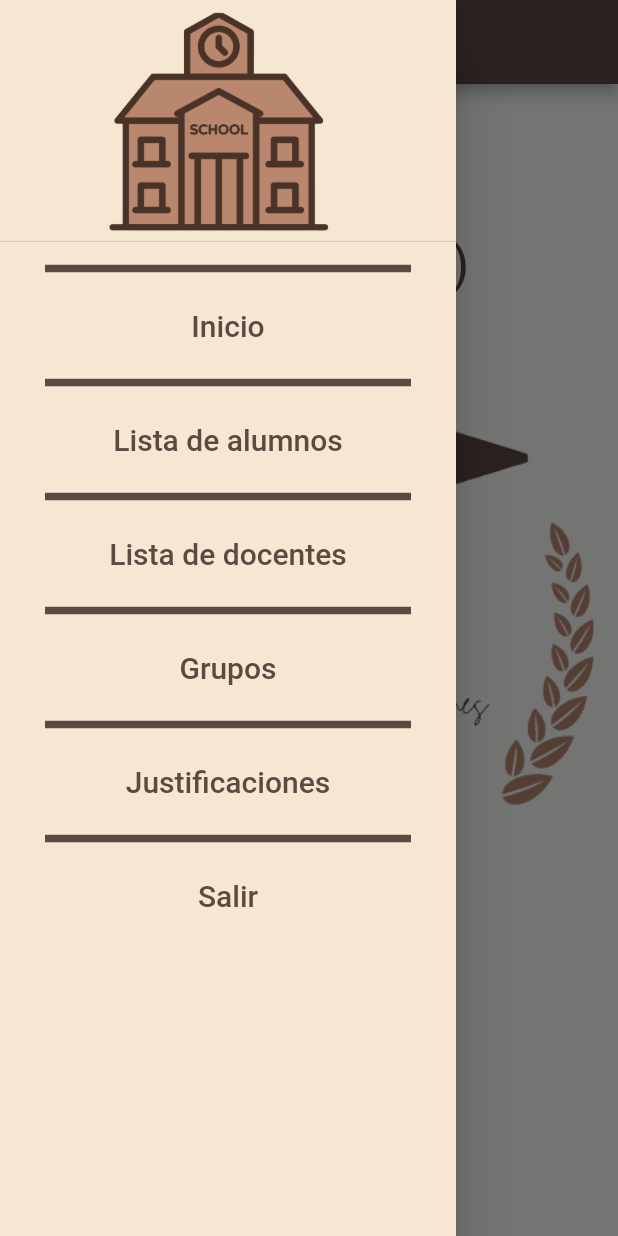
After one commit to marianalG0/justy, a Flutter app: the PaginaInit screen opened by its route, with the side drawer open, on a phone screen of 412 x 824 dp. The commit adds this screen. Run offline on Flutter 3.47's test engine with Material 2 defaults, Android fonts, the phone set to English and light mode, and no system bars.

Commit message:
mis tareas-Mariana

```diff
--- a/lib/main.dart
+++ b/lib/main.dart
@@ -1,5 +1,6 @@
 import 'package:flutter/material.dart';
 import 'package:justy_app/src/pages/homepage.dart';
+import 'package:justy_app/src/pages/inicio_page.dart';
 import 'package:justy_app/src/pages/login_page.dart';
 import 'package:justy_app/src/pages/registro_page.dart';
 
@@ -20,6 +21,7 @@ class MyApp extends StatelessWidget {
         'homepage': (BuildContext context) => const homePage(),
         'login' : ( BuildContext context ) => LoginPage(),
         'registro' : ( BuildContext context ) => RegistroPage(),
+        'inicio' : ( BuildContext context ) => PaginaInit(),
         },
     );
   }
--- /dev/null
+++ b/lib/src/pages/inicio_page.dart
@@ -0,0 +1,184 @@
+import 'package:flutter/material.dart';
+
+
+class PaginaInit extends StatelessWidget {
+  @override
+  Widget build(BuildContext context) {
+    return Scaffold(
+      backgroundColor: Color.fromRGBO(253, 252, 251, 1.000),
+      appBar: AppBar(
+        backgroundColor: Color.fromRGBO(91, 74, 66, 1.000),
+      ),
+      body: Column(
+        children: [
+          Container(
+            padding: EdgeInsets.only(top: 100.0),
+            child: Text('Bienvenido(a)',
+                style: TextStyle(
+                    color: Color.fromRGBO(91, 74, 66, 1.000), fontSize: 35.0)),
+          ),
+          Container(
+            child: Image(image: AssetImage('assets/fondopng.png')),
+          ),
+        ],
+      ),
+      drawer: _menuWidget(),
+    );
+  }
+}
+
+class _menuWidget extends StatelessWidget {
+  @override
+  Widget build(BuildContext context) {
+    return SafeArea(
+      child: Drawer(
+
+        backgroundColor: Color.fromRGBO(246, 231, 211, 1.000),
+        //Pasamos un listView para poder hacer scroll si hay muchos
+        child: ListView(
+          //quite el padding
+          children: [
+            DrawerHeader(
+
+              child: Container(),
+              decoration: BoxDecoration(
+                  image: DecorationImage(
+                image: AssetImage('assets/menu.png'),
+              )),
+            ),
+
+            Divider(
+              height: 20.0,
+              thickness: 5.0,
+              indent: 30.0,
+              endIndent: 30.0,
+              color: Color.fromRGBO(91, 74, 66, 1.000),
+            ),
+
+            //Opciones del menu
+            ListTile(
+              title: Text(
+                'Inicio',
+                textAlign: TextAlign.center,
+                style: TextStyle(
+                  color:Color.fromRGBO(91, 74, 66, 1.000) ,
+                  fontSize: 20.0
+                  ),
+              ),
+              onTap: () {Navigator.pop(context);},
+            ),
+
+            Divider(
+              height: 20.0,
+              thickness: 5.0,
+              indent: 30.0,
+              endIndent: 30.0,
+              color: Color.fromRGBO(91, 74, 66, 1.000),
+            ),
+
+            ListTile(
+              title: Text(
+                'Lista de alumnos',
+                textAlign: TextAlign.center,
+                style: TextStyle(
+                  color:Color.fromRGBO(91, 74, 66, 1.000) ,
+                  fontSize: 20.0
+                  ),
+              ),
+              onTap: () {},
+            ),
+
+            Divider(
+              height: 20.0,
+              thickness: 5.0,
+              indent: 30.0,
+              endIndent: 30.0,
+              color: Color.fromRGBO(91, 74, 66, 1.000),
+            ),
+
+            ListTile(
+              title: Text(
+                'Lista de docentes',
+                textAlign: TextAlign.center,
+                style: TextStyle(
+                  color:Color.fromRGBO(91, 74, 66, 1.000) ,
+                  fontSize: 20.0
+                  ),
+              ),
+              onTap: () {},
+            ),
+
+            Divider(
+              height: 20.0,
+              thickness: 5.0,
+              indent: 30.0,
+              endIndent: 30.0,
+              color: Color.fromRGBO(91, 74, 66, 1.000),
+            ),
+
+            ListTile(
+              title: Text(
+                'Grupos',
+                textAlign: TextAlign.center,
+                style: TextStyle(
+                  color:Color.fromRGBO(91, 74, 66, 1.000) ,
+                  fontSize: 20.0
+                  ),
+              ),
+              onTap: () {
+                //Navigator.pop(context);
+                //Navigator.pushNamed(context, SettingsPage.routeName);
+              },
+            ),
+
+            Divider(
+              height: 20.0,
+              thickness: 5.0,
+              indent: 30.0,
+              endIndent: 30.0,
+              color: Color.fromRGBO(91, 74, 66, 1.000),
+            ),
+
+            ListTile(
+              title: Text(
+                'Justificaciones',
+                textAlign: TextAlign.center,
+                style: TextStyle(
+                  color:Color.fromRGBO(91, 74, 66, 1.000) ,
+                  fontSize: 20.0
+                  ),
+              ),
+              onTap: () {
+                //Navigator.pop(context);
+                //Navigator.pushNamed(context, SettingsPage.routeName);
+              },
+            ),
+
+            Divider(
+              height: 20.0,
+              thickness: 5.0,
+              indent: 30.0,
+              endIndent: 30.0,
+              color: Color.fromRGBO(91, 74, 66, 1.000),
+            ),
+
+            ListTile(
+              title: Text(
+                'Salir',
+                textAlign: TextAlign.center,
+                style: TextStyle(
+                  color:Color.fromRGBO(91, 74, 66, 1.000) ,
+                  fontSize: 20.0
+                  ),
+              ),
+              onTap: () {
+                //Navigator.pop(context);
+                //Navigator.pushNamed(context, SettingsPage.routeName);
+              },
+            ),
+          ],
+        ),
+      ),
+    );
+  }
+}
```
Also changed, not shown: assets/fondopng.png (added), assets/menu.png (added).
